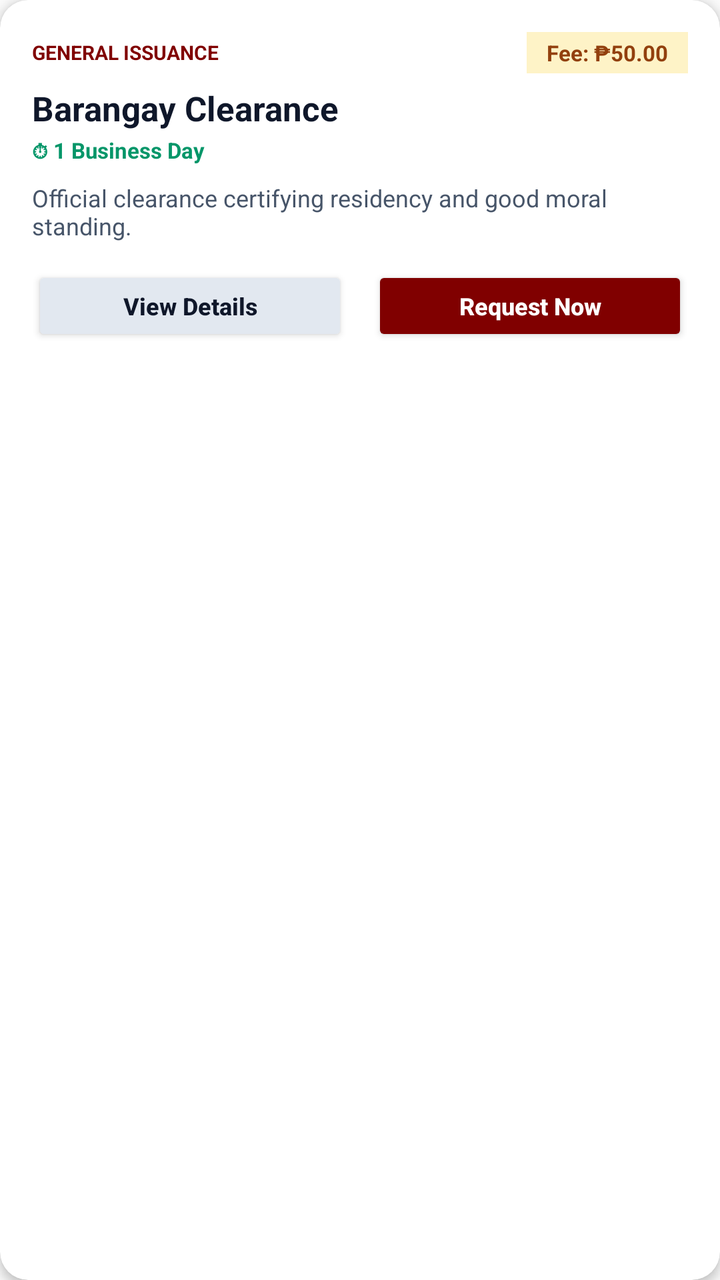
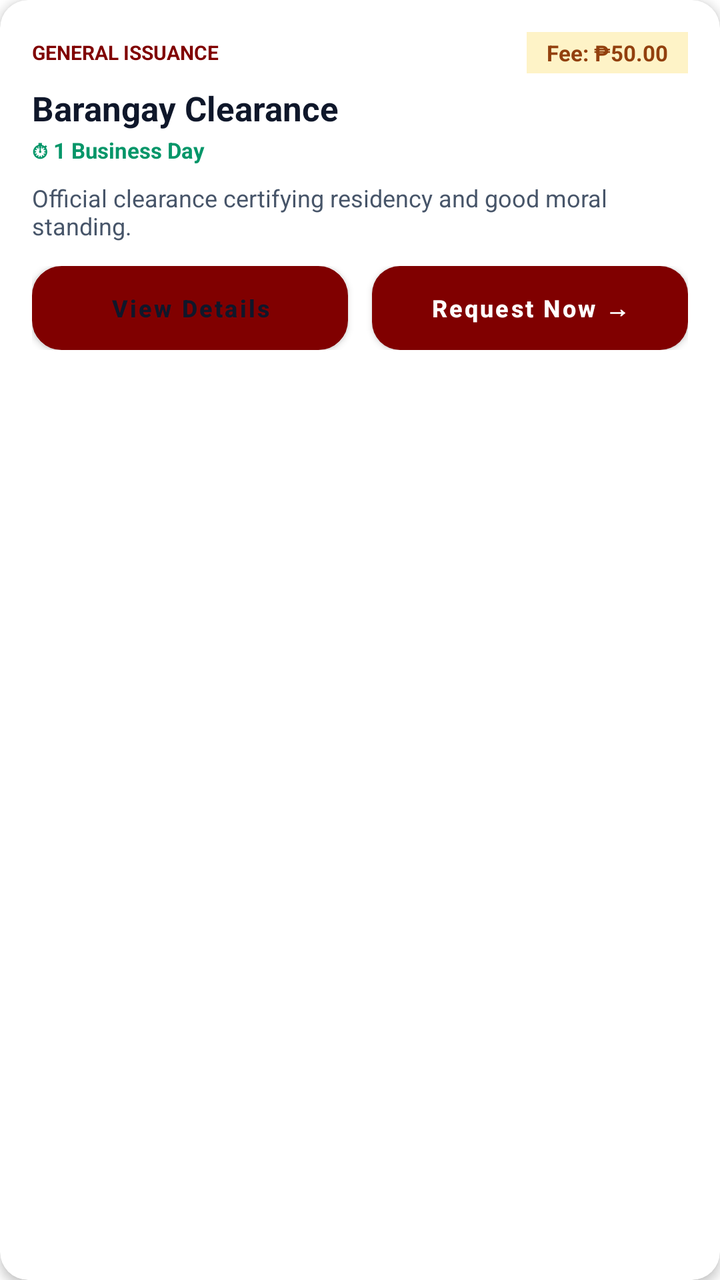

The first picture is an Android layout as it rendered before a commit; the second is the same layout after the commit. The layout source and the unified diff follow.
<!-- AndroidManifest.xml: application theme AppTheme -->
<!-- res/layout/item_service_card.xml -->
<?xml version="1.0" encoding="utf-8"?>
<androidx.cardview.widget.CardView xmlns:android="http://schemas.android.com/apk/res/android"
    xmlns:app="http://schemas.android.com/apk/res-auto"
    android:id="@+id/cardServiceItem"
    android:layout_width="match_parent"
    android:layout_height="wrap_content"
    android:layout_marginBottom="14dp"
    android:clickable="true"
    android:focusable="true"
    app:cardBackgroundColor="#FFFFFF"
    app:cardCornerRadius="14dp"
    app:cardElevation="3dp">

    <LinearLayout
        android:layout_width="match_parent"
        android:layout_height="wrap_content"
        android:orientation="vertical"
        android:padding="16dp">

        <LinearLayout
            android:layout_width="match_parent"
            android:layout_height="wrap_content"
            android:gravity="center_vertical"
            android:orientation="horizontal">

            <TextView
                android:id="@+id/tvServiceCategory"
                android:layout_width="0dp"
                android:layout_height="wrap_content"
                android:layout_weight="1"
                android:text="GENERAL ISSUANCE"
                android:textColor="#800000"
                android:textSize="10sp"
                android:textStyle="bold" />

            <TextView
                android:id="@+id/tvServiceFee"
                android:layout_width="wrap_content"
                android:layout_height="wrap_content"
                android:background="#FEF3C7"
                android:paddingHorizontal="10dp"
                android:paddingVertical="3dp"
                android:text="Fee: ₱50.00"
                android:textColor="#92400E"
                android:textSize="11sp"
                android:textStyle="bold" />
        </LinearLayout>

        <TextView
            android:id="@+id/tvServiceTitle"
            android:layout_width="wrap_content"
            android:layout_height="wrap_content"
            android:layout_marginTop="6dp"
            android:text="Barangay Clearance"
            android:textColor="#0F172A"
            android:textSize="17sp"
            android:textStyle="bold" />

        <TextView
            android:id="@+id/tvServiceTime"
            android:layout_width="wrap_content"
            android:layout_height="wrap_content"
            android:layout_marginTop="2dp"
            android:text="⏱ 1 Business Day"
            android:textColor="#059669"
            android:textSize="11sp"
            android:textStyle="bold" />

        <TextView
            android:id="@+id/tvServiceDesc"
            android:layout_width="match_parent"
            android:layout_height="wrap_content"
            android:layout_marginTop="8dp"
            android:text="Official clearance certifying residency and good moral standing."
            android:textColor="#475569"
            android:textSize="12sp" />

        <LinearLayout
            android:layout_width="match_parent"
            android:layout_height="wrap_content"
            android:layout_marginTop="12dp"
            android:orientation="horizontal">

            <Button
                android:id="@+id/btnServiceDetails"
                android:layout_width="0dp"
                android:layout_height="40dp"
                android:layout_marginEnd="6dp"
                android:layout_weight="1"
                android:backgroundTint="#E2E8F0"
                android:text="View Details"
                android:textAllCaps="false"
                android:textColor="#0F172A"
                android:textSize="12sp"
                android:textStyle="bold" />

            <Button
                android:id="@+id/btnServiceApply"
                android:layout_width="0dp"
                android:layout_height="40dp"
                android:layout_marginStart="6dp"
                android:layout_weight="1"
                android:backgroundTint="#800000"
                android:text="Request Now"
                android:textAllCaps="false"
                android:textColor="#FFFFFF"
                android:textSize="12sp"
                android:textStyle="bold" />
        </LinearLayout>
    </LinearLayout>
</androidx.cardview.widget.CardView>
<!-- resources referenced by this layout -->
<resources>
  <style name="AppTheme" parent="Theme.AppCompat.Light.DarkActionBar">
          
          <item name="colorPrimary">@color/colorPrimary</item>
          <item name="colorPrimaryDark">@color/colorPrimaryDark</item>
          <item name="colorAccent">@color/colorAccent</item>
      </style>
  <color name="colorPrimary">#800000</color>
  <color name="colorPrimaryDark">#600000</color>
  <color name="colorAccent">#F59E0B</color>
</resources>

<!-- the commit's change to res/layout/item_service_card.xml (unified diff, before → after) -->
@@ -84,10 +84,10 @@
             <Button
                 android:id="@+id/btnServiceDetails"
                 android:layout_width="0dp"
-                android:layout_height="40dp"
+                android:layout_height="42dp"
                 android:layout_marginEnd="6dp"
                 android:layout_weight="1"
-                android:backgroundTint="#E2E8F0"
+                android:background="@drawable/bg_btn_white"
                 android:text="View Details"
                 android:textAllCaps="false"
                 android:textColor="#0F172A"
@@ -97,11 +97,11 @@
             <Button
                 android:id="@+id/btnServiceApply"
                 android:layout_width="0dp"
-                android:layout_height="40dp"
+                android:layout_height="42dp"
                 android:layout_marginStart="6dp"
                 android:layout_weight="1"
-                android:backgroundTint="#800000"
-                android:text="Request Now"
+                android:background="@drawable/bg_btn_maroon"
+                android:text="Request Now →"
                 android:textAllCaps="false"
                 android:textColor="#FFFFFF"
                 android:textSize="12sp"
<!-- resource entries referenced after the edit -->
@@ -1,10 +1,36 @@
 <!-- resources referenced by this layout -->
 <resources>
-  <style name="AppTheme" parent="Theme.AppCompat.Light.DarkActionBar">
-          
+  <!-- drawable bg_btn_maroon (drawable) -->
+  <?xml version="1.0" encoding="utf-8"?>
+  <ripple xmlns:android="http://schemas.android.com/apk/res/android"
+      android:color="#33FFFFFF">
+      <item>
+          <shape android:shape="rectangle">
+              <solid android:color="#9C2007" />
+              <corners android:radius="14dp" />
+          </shape>
+      </item>
+  </ripple>
+  <!-- drawable bg_btn_white (drawable) -->
+  <?xml version="1.0" encoding="utf-8"?>
+  <ripple xmlns:android="http://schemas.android.com/apk/res/android"
+      android:color="#229C2007">
+      <item>
+          <shape android:shape="rectangle">
+              <solid android:color="#FFFFFF" />
+              <corners android:radius="14dp" />
+              <stroke android:width="1.5dp" android:color="#E2E8F0" />
+          </shape>
+      </item>
+  </ripple>
+  <style name="AppTheme" parent="Theme.MaterialComponents.Light.NoActionBar">
           <item name="colorPrimary">@color/colorPrimary</item>
           <item name="colorPrimaryDark">@color/colorPrimaryDark</item>
           <item name="colorAccent">@color/colorAccent</item>
+          <item name="android:statusBarColor">#800000</item>
+          <item name="android:navigationBarColor">#FFFFFF</item>
+          <item name="android:windowLightStatusBar">false</item>
+          <item name="android:fitsSystemWindows">true</item>
       </style>
   <color name="colorPrimary">#800000</color>
   <color name="colorPrimaryDark">#600000</color>
